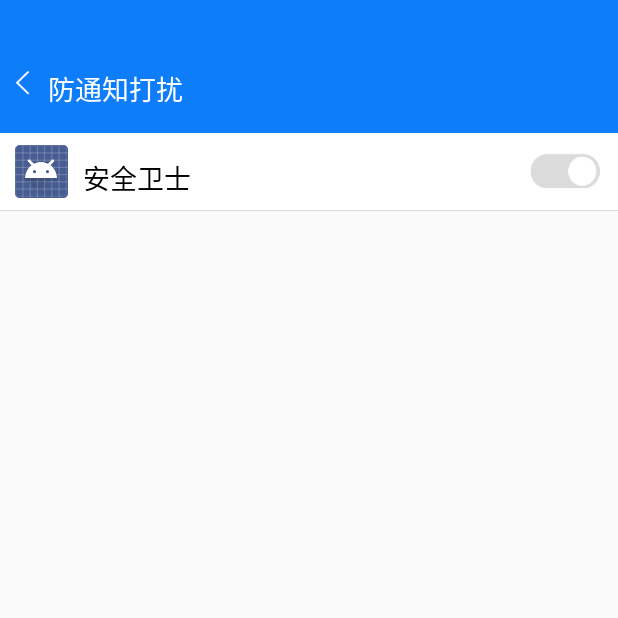
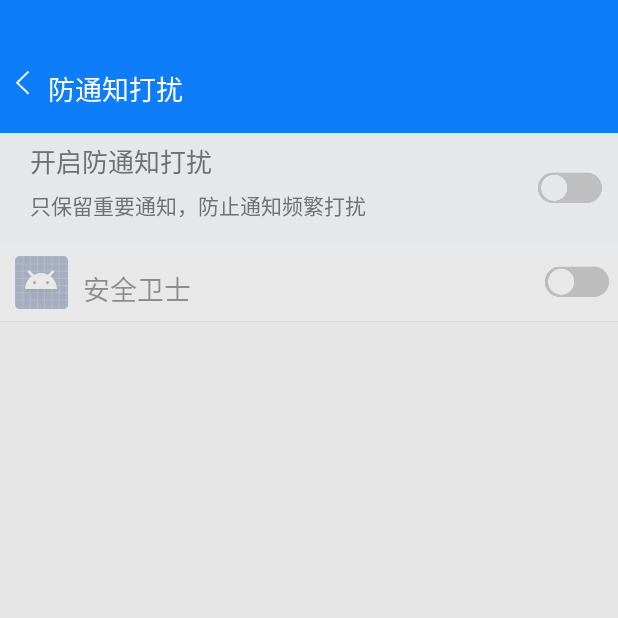
Before and after one commit to sshhsun-code/SecurityApp, an Android app: the screen it shows after launch (NotifySettingActivity), after a tap on "防通知打扰", on a phone screen of 412 x 824 dp, the top half of it. Run offline under Robolectric (Android 15) with nearby library versions, the phone set to English and light mode, and no system bars; 4 statements that could not run were skipped.

Commit message:
[Notify] 添加一些资源并加入防通知打扰的开关

```diff
--- a/app/src/main/java/com/example/sunqi/securityking/SecurityApplication.java
+++ b/app/src/main/java/com/example/sunqi/securityking/SecurityApplication.java
@@ -2,6 +2,8 @@
 
 import android.app.Application;
 import android.content.SharedPreferences;
+
+import com.example.sunqi.securityking.utils.AppIconUtils;
 
 import java.util.HashSet;
 
@@ -24,7 +26,12 @@
     }
 
     private void initApplication() {
-
+        new Thread(new Runnable() {
+            @Override
+            public void run() {
+                AppIconUtils.initBitmaps();
+            }
+        }).start();
     }
 
     public static SecurityApplication getInstance() {
--- a/app/src/main/java/com/example/sunqi/securityking/global/GlobalPref.java
+++ b/app/src/main/java/com/example/sunqi/securityking/global/GlobalPref.java
@@ -2,6 +2,8 @@
 
 import android.content.Context;
 import android.content.SharedPreferences;
+
+import com.example.sunqi.securityking.SecurityApplication;
 
 /**
  * Created by sshunsun on 2017/5/6.
@@ -27,6 +29,10 @@
             }
         }
         return instance;
+    }
+
+    public static GlobalPref getInstance() {
+       return getInstance(SecurityApplication.getInstance());
     }
 
     private static void initShared(Context ctx, String sharedname) {
--- a/app/src/main/java/com/example/sunqi/securityking/ui/NotificationBoxActivity.java
+++ b/app/src/main/java/com/example/sunqi/securityking/ui/NotificationBoxActivity.java
@@ -26,6 +26,7 @@
 import com.example.sunqi.securityking.bean.NotifyData;
 import com.example.sunqi.securityking.dataprovider.NotificationInfoProcessor;
 import com.example.sunqi.securityking.global.Constant;
+import com.example.sunqi.securityking.utils.AppIconUtils;
 import com.example.sunqi.securityking.utils.Commons;
 import com.example.sunqi.securityking.utils.TimeUtils;
 
@@ -224,6 +225,8 @@
             ViewHolder viewHolder = new ViewHolder(convertView);
             if (data.getIcon() != null) {
                 viewHolder.icon.setImageBitmap(data.getIcon());
+            } else {
+                viewHolder.icon.setImageBitmap(AppIconUtils.getIcon(data.getPkgName()));
             }
             viewHolder.title.setText(data.getTitle());
             viewHolder.content.setText(data.getContent());
--- a/app/src/main/java/com/example/sunqi/securityking/ui/NotifySettingActivity.java
+++ b/app/src/main/java/com/example/sunqi/securityking/ui/NotifySettingActivity.java
@@ -20,6 +20,7 @@
 import android.view.WindowManager;
 import android.widget.AdapterView;
 import android.widget.BaseAdapter;
+import android.widget.ImageView;
 import android.widget.ListView;
 import android.widget.TextView;
 import android.widget.Toast;
@@ -28,6 +29,7 @@
 import com.example.sunqi.securityking.bean.NotifyAppInfo;
 import com.example.sunqi.securityking.dataprovider.NotifyDataProcessor;
 import com.example.sunqi.securityking.global.Constant;
+import com.example.sunqi.securityking.global.GlobalPref;
 import com.example.sunqi.securityking.service.NotificationMoniter;
 import com.example.sunqi.securityking.utils.NotifyServiceUtil;
 
@@ -43,6 +45,9 @@
     private ArrayList<NotifyAppInfo> baseAppInfos;
     private AppDataAdapter mAdapter;
     private Handler mHandler;
+    private View top_list;//蒙层,遮住ListView
+    private ImageView swich_button;
+    private boolean is_swich_on = false;
 
 
 
@@ -74,6 +79,12 @@
     }
 
     private void initView() {
+        top_list = findViewById(R.id.top_list);
+        top_list.setVisibility(is_swich_on ? View.GONE : View.VISIBLE);
+        top_list.setOnClickListener(this);
+        swich_button = (ImageView) findViewById(R.id.swich_button);
+        swich_button.setImageResource(is_swich_on ? R.drawable.switch_on_2 : R.drawable.switch_off_1);
+        swich_button.setOnClickListener(this);
         mListView = (ListView) findViewById(R.id.app_list);
         mListView.setOnItemClickListener(new AdapterView.OnItemClickListener() {
             @Override
@@ -88,6 +99,7 @@
 
     private void initData() {
         processAppData();
+        is_swich_on = GlobalPref.getInstance(this).getBoolean(GlobalPref.SECURITY_KEY_SWITCH_NOTIFY, false);
         boolean isNotifyRead = isNotifyReadEnable();
         if (!isNotifyRead) {
             showConfirmDialog();
@@ -150,7 +162,22 @@
     @Override
     public void onClick(View v) {
         switch (v.getId()){
+            case R.id.swich_button:
+                if (is_swich_on) {
+                    is_swich_on = false;
+                    top_list.setVisibility(View.VISIBLE);
+                    swich_button.setImageResource(R.drawable.switch_off);
+                } else {
+                    is_swich_on = true;
+                    top_list.setVisibility(View.GONE);
+                    swich_button.setImageResource(R.drawable.switch_on_1);
+                }
 
+                GlobalPref.getInstance().putBoolean(GlobalPref.SECURITY_KEY_SWITCH_NOTIFY, is_swich_on);
+                break;
+            case R.id.top_list:
+
+                break;
         }
     }
 
--- /dev/null
+++ b/app/src/main/java/com/example/sunqi/securityking/utils/AppIconUtils.java
@@ -0,0 +1,52 @@
+package com.example.sunqi.securityking.utils;
+
+import android.annotation.TargetApi;
+import android.content.Intent;
+import android.content.pm.PackageManager;
+import android.content.pm.ResolveInfo;
+import android.graphics.Bitmap;
+import android.graphics.drawable.BitmapDrawable;
+import android.graphics.drawable.Drawable;
+import android.os.Build;
+
+import com.example.sunqi.securityking.R;
+import com.example.sunqi.securityking.SecurityApplication;
+
+import java.util.HashMap;
+import java.util.List;
+import java.util.Map;
+
+/**
+ * Created by sshunsun on 2017/5/14.
+ */
+public class AppIconUtils {
+
+    private static Map<String, Bitmap> appIcons = new HashMap<>();
+
+    public static void initBitmaps() {
+        appIcons.clear();
+        PackageManager manager = SecurityApplication.getInstance().getPackageManager();
+        Intent intent = new Intent();
+        intent.setAction("android.intent.action.MAIN");
+        intent.addCategory("android.intent.category.LAUNCHER");
+        List<ResolveInfo> resolveInfolist = manager.queryIntentActivities(intent, 0);
+        if (resolveInfolist != null || resolveInfolist.isEmpty()) {
+            for (ResolveInfo info : resolveInfolist) {
+                appIcons.put(info.activityInfo.packageName, drawableToBitamp(info.activityInfo.loadIcon(manager)));
+            }
+        }
+    }
+
+    private static Bitmap drawableToBitamp(Drawable drawable) {
+        BitmapDrawable bd = (BitmapDrawable) drawable;
+        return bd.getBitmap();
+    }
+
+    @TargetApi(Build.VERSION_CODES.LOLLIPOP)
+    public static Bitmap getIcon(String pkgName) {
+        if (appIcons.containsKey(pkgName)) {
+            return appIcons.get(pkgName);
+        }
+        return drawableToBitamp(SecurityApplication.getInstance().getDrawable(R.drawable.default_icon));
+    }
+}
--- a/app/src/main/res/layout/notify_setting_ex_parent_item.xml
+++ b/app/src/main/res/layout/notify_setting_ex_parent_item.xml
@@ -30,11 +30,13 @@
 
     <ImageView
         android:id="@+id/app_switch"
-        android:layout_width="70dp"
+        android:layout_width="wrap_content"
         android:focusable="false"
-        android:layout_height="35dp"
+        android:layout_height="wrap_content"
         android:clickable="true"
+        android:layout_centerVertical="true"
         android:layout_alignParentRight="true"
-        android:background="@drawable/switch_on_1"/>
+        android:layout_marginRight="5dp"
+        android:background="@drawable/switch_off"/>
 
 </RelativeLayout>
--- a/app/src/main/res/layout/notify_settting_layout.xml
+++ b/app/src/main/res/layout/notify_settting_layout.xml
@@ -6,12 +6,56 @@
 
     <include layout="@layout/normal_title"/>
 
-    <ListView
-        android:id="@+id/app_list"
+    <RelativeLayout
+        android:id="@+id/swich_layout"
+        android:layout_width="match_parent"
+        android:background="@color/safeclass_default_bg"
+        android:layout_height="wrap_content"
+        android:paddingBottom="15dp">
+        <TextView
+            android:layout_width="wrap_content"
+            android:layout_height="wrap_content"
+            android:textColor="#707070"
+            android:id="@+id/swich_open"
+            android:textSize="17sp"
+            android:layout_marginTop="5dp"
+            android:layout_marginLeft="20dp"
+            android:text="@string/swich_notificaion_manage"/>
+        <TextView
+            android:layout_width="wrap_content"
+            android:layout_height="wrap_content"
+            android:textColor="#707070"
+            android:layout_below="@id/swich_open"
+            android:textSize="14sp"
+            android:layout_marginTop="5dp"
+            android:layout_marginLeft="20dp"
+            android:text="@string/swich_notificaion_manage_guide"/>
+        <ImageView
+            android:id="@+id/swich_button"
+            android:layout_alignParentRight="true"
+            android:layout_centerVertical="true"
+            android:layout_width="wrap_content"
+            android:layout_marginRight="10dp"
+            android:src="@drawable/switch_off_1"
+            android:layout_height="wrap_content"/>
+    </RelativeLayout>
+
+    <FrameLayout
         android:layout_width="match_parent"
         android:layout_height="0dp"
-        android:dividerHeight="1px"
-        android:divider="#dbdbdb"
-        android:layout_weight="1"/>
+        android:layout_weight="1">
+        <ListView
+            android:id="@+id/app_list"
+            android:layout_width="match_parent"
+            android:layout_height="match_parent"
+            android:dividerHeight="1px"
+            android:divider="#dbdbdb"/>
+        <View
+            android:id="@+id/top_list"
+            android:visibility="visible"
+            android:background="#a2dbdbdb"
+            android:layout_width="match_parent"
+            android:layout_height="match_parent"/>
+    </FrameLayout>
 
 </LinearLayout>
--- a/app/src/main/res/values/strings.xml
+++ b/app/src/main/res/values/strings.xml
@@ -4,6 +4,8 @@
     <string name="normal_functions">常规功能</string>
     <string name="applock">应用锁</string>
     <string name="notificaion_manage">防通知打扰</string>
+    <string name="swich_notificaion_manage">开启防通知打扰</string>
+    <string name="swich_notificaion_manage_guide">只保留重要通知，防止通知频繁打扰</string>
     <string name="notify_title">通知标题</string>
     <string name="notify_content">通知内容1234567890</string>
     <string name="notify_when">2017年5月8号</string>
```
Also changed, not shown: app/src/main/java/com/example/sunqi/securityking/service/NotificationInterceptListener.java (+17 -1 lines), app/src/main/java/com/example/sunqi/securityking/service/NotificationMoniter.java (+7 -1 lines), app/src/main/res/drawable-xxhdpi/default_icon.png (added), app/src/main/res/drawable-xxhdpi/switch_off.png, app/src/main/res/drawable-xxhdpi/switch_off_1.png (added), app/src/main/res/drawable-xxhdpi/switch_on_1.png, app/src/main/res/drawable-xxhdpi/switch_on_2.png.
